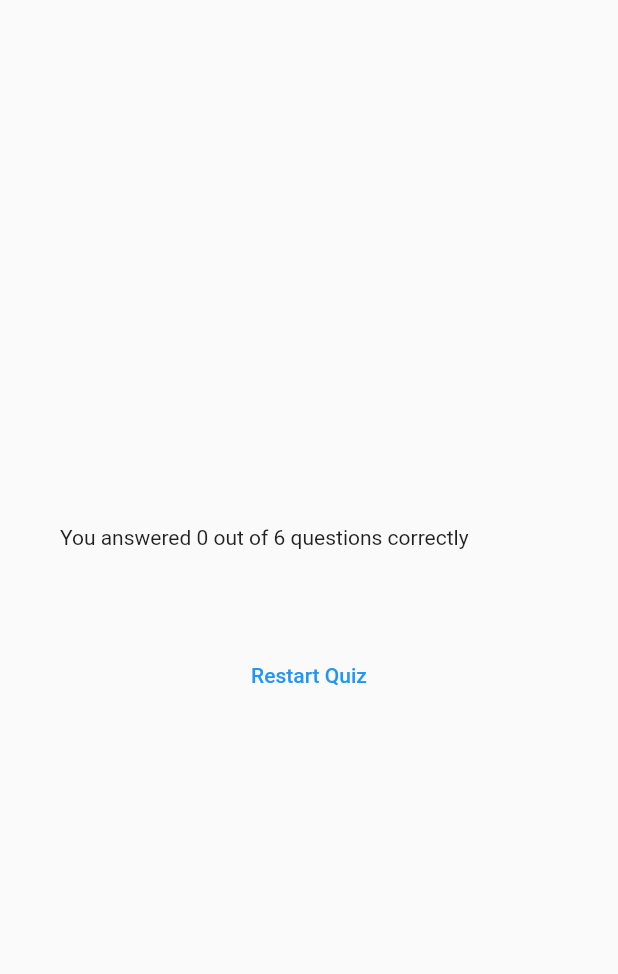
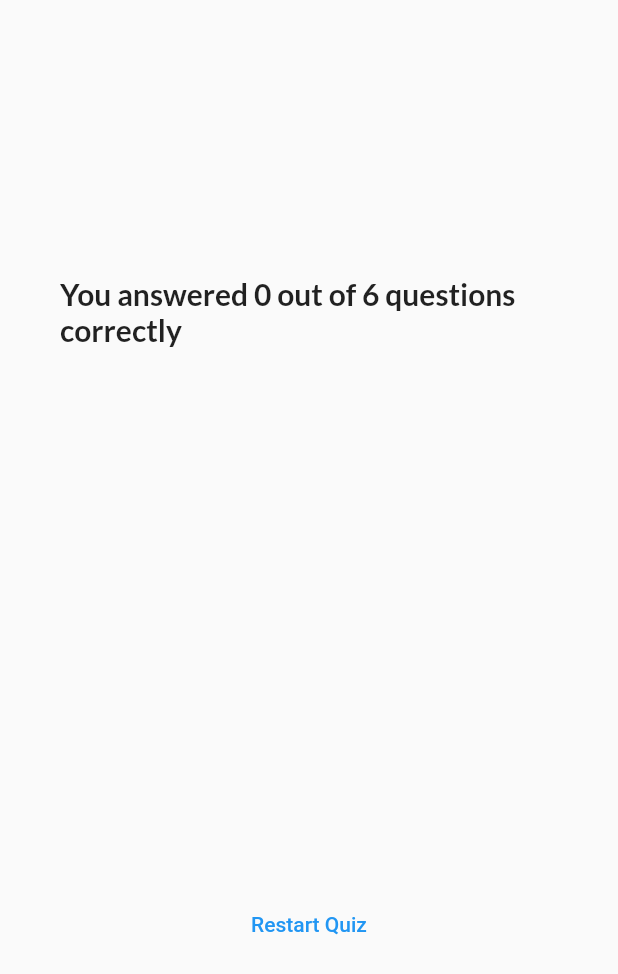
Before and after one commit to richellethorpe/flutter_quiz, a Flutter app: the ResultsScreen widget shown alone on an empty page, opened directly with empty values, on a phone screen of 412 x 824 dp. Shown: the top 974 px of the screen. Run offline on Flutter 3.47's test engine with Material 2 defaults, Android fonts, the phone set to English and light mode, and no system bars; our stand-ins replace google_fonts.

Commit message:
update styling for index on display page and update font colors

```diff
--- /dev/null
+++ b/lib/question_summary/questions_summary.dart
@@ -0,0 +1,21 @@
+import 'package:flutter/material.dart';
+import 'package:flutter_quiz/question_summary/summary_item.dart';
+class QuestionsSummary extends StatelessWidget {
+  const QuestionsSummary({super.key, required this.summaryData});
+
+  final List<Map<String, Object>> summaryData;
+
+  @override
+  Widget build(context) {
+    return SizedBox(
+      height: 300,
+      child: SingleChildScrollView(
+        child: Column(
+          children: summaryData.map((data) {
+            return SummaryItem(data);
+          }).toList(),
+        ),
+      ),
+    );
+  }
+}
--- a/lib/results_screen.dart
+++ b/lib/results_screen.dart
@@ -1,10 +1,16 @@
 import 'package:flutter/material.dart';
 import 'package:flutter_quiz/data/questions.dart';
-import 'package:flutter_quiz/questions_summary.dart';
+import 'package:flutter_quiz/question_summary/questions_summary.dart';
+import 'package:google_fonts/google_fonts.dart';
 
 class ResultsScreen extends StatelessWidget {
-  const ResultsScreen({super.key, required this.chosenAnswers});
+  const ResultsScreen({
+    super.key,
+    required this.chosenAnswers,
+    required this.onRestartQuiz,
+  });
   final List<String> chosenAnswers;
+  final void Function() onRestartQuiz;
 
   List<Map<String, Object>> getSummaryData() {
     final List<Map<String, Object>> summary = [];
@@ -36,15 +42,20 @@ class ResultsScreen extends StatelessWidget {
           mainAxisAlignment: MainAxisAlignment.center,
           crossAxisAlignment: CrossAxisAlignment.stretch,
           children: [
-            Text('You answered $numCorrectQuestions out of $numTotalQuestions questions correctly'),
+            Text(
+              'You answered $numCorrectQuestions out of $numTotalQuestions questions correctly',
+              style:
+                  GoogleFonts.lato(fontSize: 20, fontWeight: FontWeight.bold),
+            ),
             const SizedBox(
               height: 30,
             ),
-            QuestionsSummary(summaryData),
+            QuestionsSummary(summaryData: summaryData),
             const SizedBox(
               height: 30,
             ),
-            TextButton(onPressed: () {}, child: const Text('Restart Quiz'))
+            TextButton(
+                onPressed: onRestartQuiz, child: const Text('Restart Quiz'))
           ],
         ),
       ),
```
Also changed, not shown: lib/question_summary/question_identifier.dart (added, +32 -0 lines), lib/question_summary/summary_item.dart (added, +53 -0 lines), lib/questions_summary.dart (deleted, +0 -28 lines), lib/quiz.dart (+9 -1 lines).
